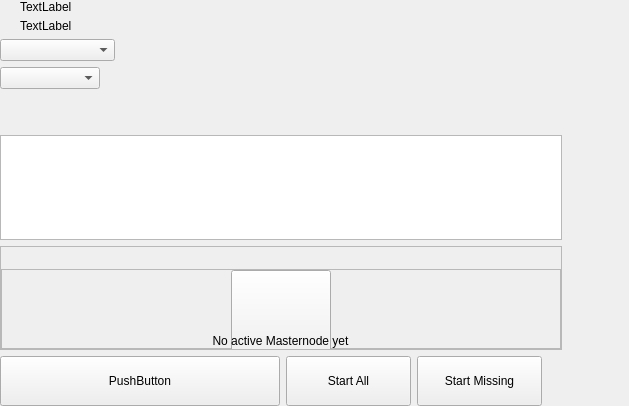
Old version of the form src/qt/dogecash/forms/masternodeswidget.ui in the repository dogecash/dogecash-old.
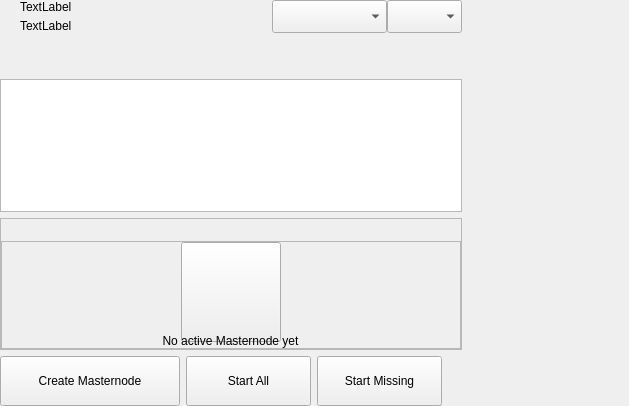
New version of the form. Custom widgets are drawn as their Qt base class.

Commit message: [GUI] MNWizard adjustments

The edit to the form file:
```diff
--- a/src/qt/dogecash/forms/masternodeswidget.ui
+++ b/src/qt/dogecash/forms/masternodeswidget.ui
@@ -94,8 +94,6 @@
             </property>
            </spacer>
           </item>
-         </layout>
-        </item>
         <item>
          <widget class="QComboBox" name="comboBoxSort">
           <property name="sizePolicy">
@@ -140,6 +138,8 @@
           </property>
          </widget>
         </item>
+         </layout>
+        </item>
         <item>
          <spacer name="verticalSpacer_2">
           <property name="orientation">
@@ -326,18 +326,18 @@
            <widget class="QPushButton" name="pushButtonSave">
             <property name="minimumSize">
              <size>
-              <width>280</width>
+              <width>180</width>
               <height>50</height>
              </size>
             </property>
             <property name="maximumSize">
              <size>
-              <width>280</width>
+              <width>200</width>
               <height>50</height>
              </size>
             </property>
             <property name="text">
-             <string>PushButton</string>
+             <string>Create Masternode</string>
             </property>
            </widget>
           </item>
```
Lines whose indentation alone changed are shown as unchanged. The commit also changes 1 other file.
